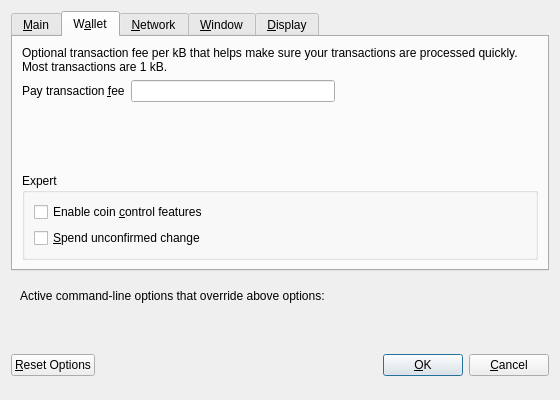
xpbcreator/pebblecoin, file src/qtwallet/forms/optionsdialog.ui: the form before one commit.
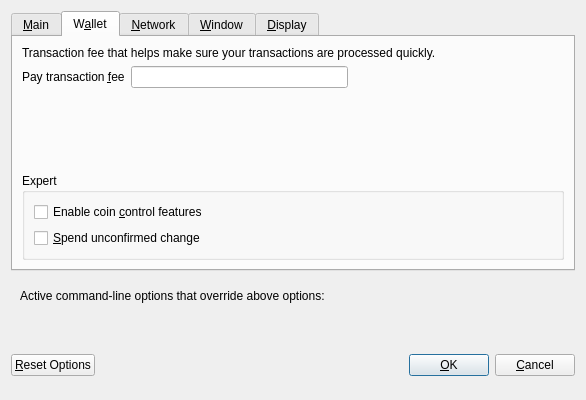
The form after the commit. The open tabs and pages were chosen to show the change. Custom widgets are drawn as their Qt base class.

The edit to the form file:
```diff
--- a/src/qtwallet/forms/optionsdialog.ui
+++ b/src/qtwallet/forms/optionsdialog.ui
@@ -6,7 +6,7 @@
    <rect>
     <x>0</x>
     <y>0</y>
-    <width>560</width>
+    <width>586</width>
     <height>400</height>
    </rect>
   </property>
@@ -140,7 +140,7 @@
        <item>
         <widget class="QLabel" name="transactionFeeInfoLabel">
          <property name="text">
-          <string>Optional transaction fee per kB that helps make sure your transactions are processed quickly. Most transactions are 1 kB.</string>
+          <string>Transaction fee that helps make sure your transactions are processed quickly.</string>
          </property>
          <property name="textFormat">
           <enum>Qt::PlainText</enum>
```
